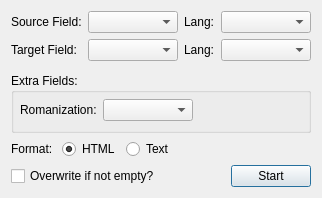
The window that form.ui (kelciour/google-translate) describes before a commit, drawn with Qt 5.
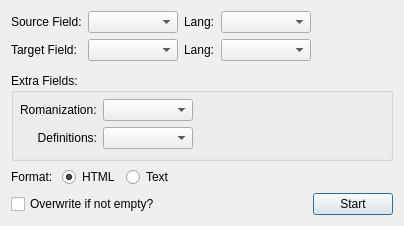
The same window after the commit.

What changed in the file:
```diff
--- a/form.ui
+++ b/form.ui
@@ -6,8 +6,8 @@
    <rect>
     <x>0</x>
     <y>0</y>
-    <width>313</width>
-    <height>185</height>
+    <width>404</width>
+    <height>214</height>
    </rect>
   </property>
   <property name="sizePolicy">
@@ -182,6 +182,32 @@
           </property>
          </spacer>
         </item>
+        <item row="1" column="1">
+         <widget class="QComboBox" name="mdField">
+          <property name="minimumSize">
+           <size>
+            <width>90</width>
+            <height>0</height>
+           </size>
+          </property>
+         </widget>
+        </item>
+        <item row="1" column="0">
+         <widget class="QLabel" name="label_7">
+          <property name="layoutDirection">
+           <enum>Qt::LeftToRight</enum>
+          </property>
+          <property name="styleSheet">
+           <string notr="true"/>
+          </property>
+          <property name="text">
+           <string>Definitions:</string>
+          </property>
+          <property name="alignment">
+           <set>Qt::AlignRight|Qt::AlignTrailing|Qt::AlignVCenter</set>
+          </property>
+         </widget>
+        </item>
        </layout>
       </item>
      </layout>
```
